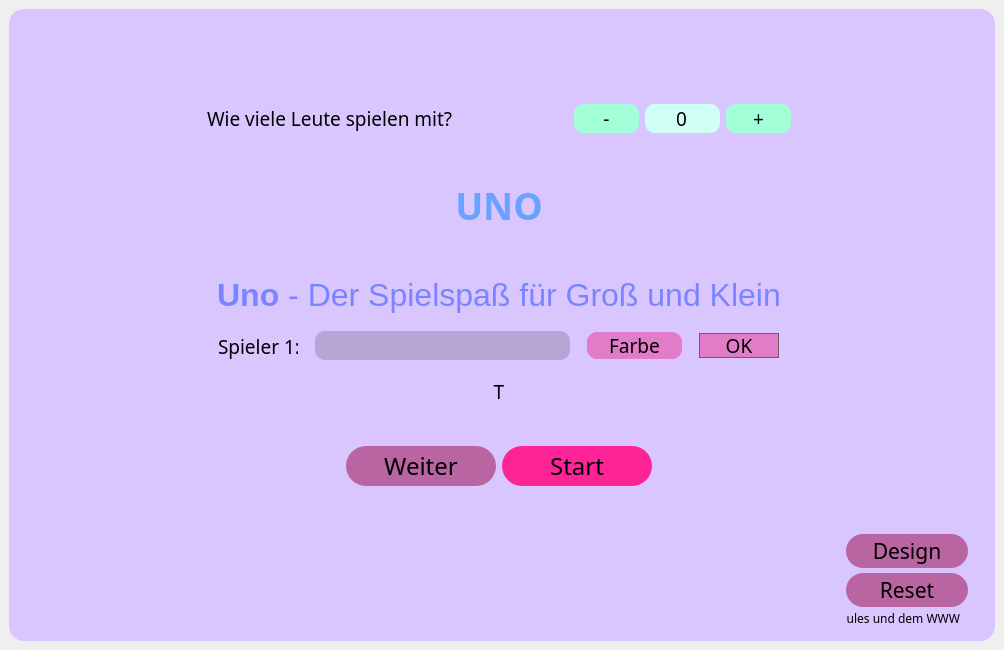
First picture: the form in ui_Preparescreen.ui, repository xtrilogis/Uno, before the edit.
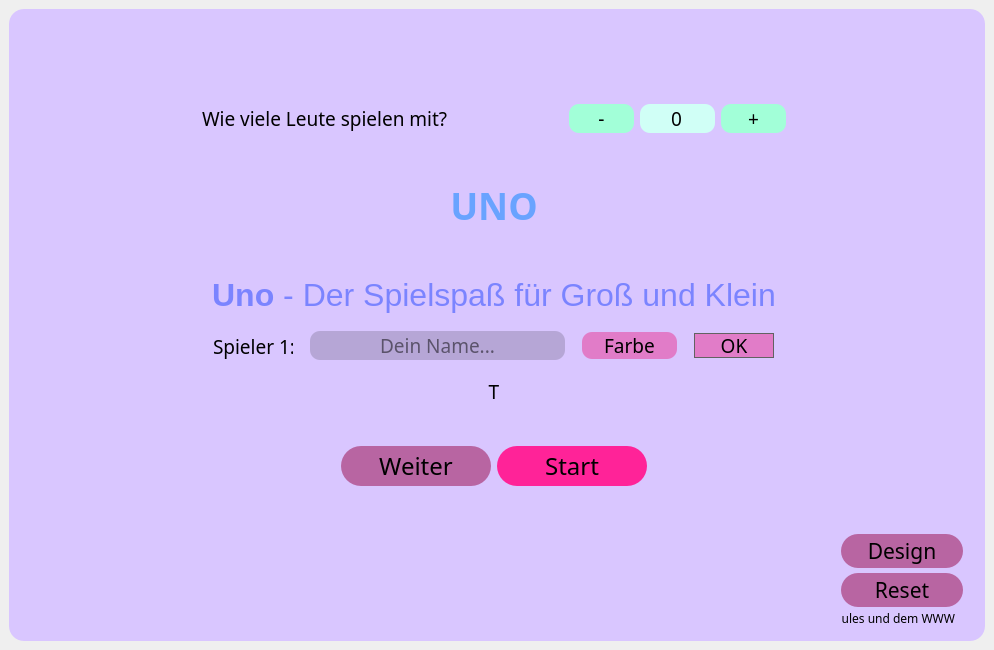
Second picture: the form after the edit. Icons and pictures are not drawn.

The edit to the form file:
```diff
--- a/ui_Preparescreen.ui
+++ b/ui_Preparescreen.ui
@@ -6,7 +6,7 @@
    <rect>
     <x>0</x>
     <y>0</y>
-    <width>1004</width>
+    <width>994</width>
     <height>650</height>
    </rect>
   </property>
@@ -246,6 +246,9 @@
             <property name="alignment">
              <set>Qt::AlignCenter</set>
             </property>
+            <property name="placeholderText">
+             <string>Dein Name...</string>
+            </property>
             <property name="clearButtonEnabled">
              <bool>false</bool>
             </property>
```
Left out of the diff: 58 changed lines with no effect on the pictures.
